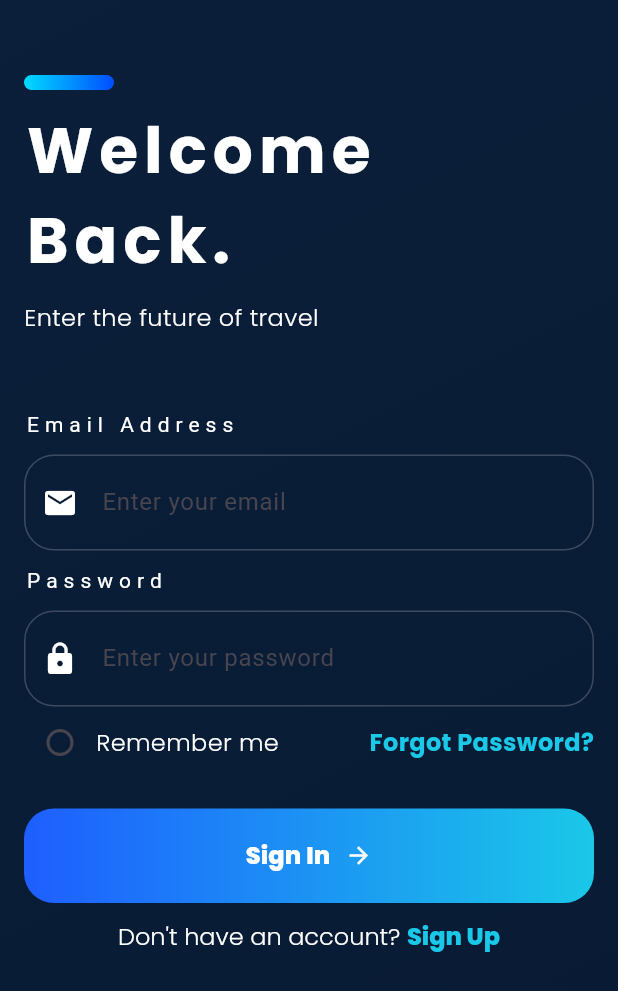
After one commit to AfraimElkesEleia/Transportation-App-Graduation-Project, a Flutter app: the LoginScreen screen opened by its route, on a phone screen of 412 x 824 dp. The commit adds this screen. Shown: the top 991 px of the screen. Run offline on Flutter 3.47's test engine with Material 3 defaults, Android fonts, the phone set to English and light mode, and no system bars; our stand-ins replace device_preview, expandable_page_view, font_awesome_flutter, google_fonts.

Commit message:
login screen as ui

```diff
--- a/lib/core/routing/app_router.dart
+++ b/lib/core/routing/app_router.dart
@@ -1,6 +1,7 @@
 import 'package:flutter/material.dart';
 import 'package:transportation_app/core/routing/routes.dart';
 import 'package:transportation_app/features/custom_nav_bar/custom_nav_bar.dart';
+import 'package:transportation_app/features/login/presentation/screens/login_screen.dart';
 import 'package:transportation_app/features/my_tickets/presentation/views/screen/market_place.dart';
 import 'package:transportation_app/features/my_tickets/presentation/views/screen/resell_tickets.dart';
 import 'package:transportation_app/features/onboarding/presentation/views/onboarding_screen.dart';
@@ -16,6 +17,8 @@ class AppRouter {
         return MaterialPageRoute(builder: (_) => MarketplaceScreen());
       case AppRoutes.resellTicketsScreen:
         return MaterialPageRoute(builder: (_) => ResellTicketsScreen());
+      case AppRoutes.loginScreen:
+        return MaterialPageRoute(builder: (_)=> LoginScreen());
       default:
         return null;
     }
--- a/lib/core/routing/routes.dart
+++ b/lib/core/routing/routes.dart
@@ -3,4 +3,5 @@ abstract class AppRoutes {
   static const homeScreen = '/home_screen';
   static const marketPlaceScreen = '/market_place_screen';
   static const resellTicketsScreen = '/resell_tickets_screen';
+  static const loginScreen = '/login_screen';
 }
--- /dev/null
+++ b/lib/features/login/presentation/screens/login_screen.dart
@@ -0,0 +1,246 @@
+import 'package:flutter/material.dart';
+import 'package:google_fonts/google_fonts.dart';
+import 'package:transportation_app/core/helper/extensions.dart';
+import 'package:transportation_app/core/helper/spacing.dart';
+import 'package:transportation_app/core/routing/routes.dart';
+
+class LoginScreen extends StatelessWidget {
+  const LoginScreen({super.key});
+
+  @override
+  Widget build(BuildContext context) {
+    return Scaffold(
+      body: Container(
+        height: double.infinity,
+        width: double.infinity,
+        padding: EdgeInsets.symmetric(horizontal: 16),
+        decoration: BoxDecoration(
+          gradient: LinearGradient(
+            begin: Alignment.topLeft,
+            end: Alignment.bottomRight,
+            colors: [const Color(0xff0B1F3A), const Color(0xff081A33)],
+          ),
+        ),
+        child: SingleChildScrollView(
+          child: Column(
+            mainAxisSize: MainAxisSize.max,
+            crossAxisAlignment: CrossAxisAlignment.start,
+            children: [
+              SizedBox(height: 50),
+              Container(
+                width: 60,
+                height: 10,
+                decoration: BoxDecoration(
+                  borderRadius: BorderRadius.circular(16),
+                  gradient: LinearGradient(
+                    begin: Alignment.centerLeft,
+                    end: Alignment.centerRight,
+                    colors: [const Color(0xff00dbff), const Color(0xff004eff)],
+                  ),
+                ),
+              ),
+              SizedBox(height: 10),
+              Text(
+                'Welcome \nBack.',
+                style: TextStyle(
+                  color: Colors.white,
+                  fontSize: 42,
+                  letterSpacing: 4,
+                  fontWeight: FontWeight.bold,
+                  fontFamily: GoogleFonts.poppins().fontFamily,
+                ),
+              ),
+              SizedBox(height: 10),
+              Text(
+                'Enter the future of travel',
+                style: TextStyle(
+                  color: Colors.white,
+                  fontSize: 16,
+                  fontWeight: FontWeight.w300,
+                  fontFamily: GoogleFonts.poppins().fontFamily,
+                ),
+              ),
+              SizedBox(height: 50),
+              Form(
+                child: Column(
+                  crossAxisAlignment: CrossAxisAlignment.start,
+                  children: [
+                    Text(
+                      "Email Address",
+                      style: TextStyle(color: Colors.white, letterSpacing: 4),
+                    ),
+                    verticalSpace(space: 10),
+                    TextFormField(
+                      decoration: InputDecoration(
+                        contentPadding: EdgeInsets.all(20),
+                        hintText: "Enter your email",
+                        prefixIcon: Icon(Icons.email, color: Colors.white),
+                        border: OutlineInputBorder(
+                          borderSide: BorderSide(
+                            width: 10,
+                            color: Colors.white.withValues(alpha: 0),
+                          ),
+                          borderRadius: BorderRadius.circular(20),
+                        ),
+                        enabledBorder: OutlineInputBorder(
+                          borderSide: BorderSide(
+                            width: 1,
+                            color: Colors.white.withValues(alpha: 0.2),
+                          ),
+                          borderRadius: BorderRadius.circular(20),
+                        ),
+                        focusedBorder: OutlineInputBorder(
+                          borderSide: BorderSide(
+                            width: 1,
+                            color: const Color(0xff1AC8E8),
+                          ),
+                          borderRadius: BorderRadius.circular(20),
+                        ),
+                      ),
+                    ),
+                    verticalSpace(space: 10),
+                    Text(
+                      "Password",
+                      style: TextStyle(color: Colors.white, letterSpacing: 4),
+                    ),
+                    verticalSpace(space: 10),
+                    TextFormField(
+                      decoration: InputDecoration(
+                        contentPadding: EdgeInsets.all(20),
+                        hintText: "Enter your password",
+                        prefixIcon: Icon(Icons.lock, color: Colors.white),
+                        border: OutlineInputBorder(
+                          borderSide: BorderSide(
+                            width: 10,
+                            color: Colors.white.withValues(alpha: 0),
+                          ),
+                          borderRadius: BorderRadius.circular(20),
+                        ),
+                        enabledBorder: OutlineInputBorder(
+                          borderSide: BorderSide(
+                            width: 1,
+                            color: Colors.white.withValues(alpha: 0.2),
+                          ),
+                          borderRadius: BorderRadius.circular(20),
+                        ),
+                        focusedBorder: OutlineInputBorder(
+                          borderSide: BorderSide(
+                            width: 1,
+                            color: const Color(0xff1AC8E8),
+                          ),
+                          borderRadius: BorderRadius.circular(20),
+                        ),
+                      ),
+                    ),
+                  ],
+                ),
+              ),
+              Row(
+                children: [
+                  Checkbox(
+                    value: false,
+                    onChanged: (v) {},
+                    shape: RoundedRectangleBorder(
+                      borderRadius: BorderRadius.circular(20),
+                    ),
+                  ),
+                  Text(
+                    "Remember me",
+                    style: TextStyle(
+                      color: Colors.white,
+                      fontSize: 16,
+                      fontWeight: FontWeight.w300,
+                      fontFamily: GoogleFonts.poppins().fontFamily,
+                    ),
+                  ),
+                  Spacer(),
+                  Text(
+                    "Forgot Password?",
+                    style: TextStyle(
+                      color: const Color(0xff1AC8E8),
+                      fontSize: 16,
+                      fontWeight: FontWeight.bold,
+                      fontFamily: GoogleFonts.poppins().fontFamily,
+                    ),
+                  ),
+                ],
+              ),
+              verticalSpace(space: 20),
+              Container(
+                width: double.infinity,
+                decoration: BoxDecoration(
+                  gradient: const LinearGradient(
+                    colors: [Color(0xff1E5EFF), Color(0xff1AC8E8)],
+                  ),
+                  borderRadius: BorderRadius.circular(20),
+                ),
+                child: ElevatedButton(
+                  onPressed: () {
+                    context.pushNamed(AppRoutes.homeScreen);
+                  },
+                  style: ElevatedButton.styleFrom(
+                    backgroundColor: Colors.transparent,
+                    shadowColor: Colors.transparent,
+                    shape: RoundedRectangleBorder(
+                      borderRadius: BorderRadius.circular(20),
+                    ),
+                  ),
+                  child: Row(
+                    mainAxisAlignment: MainAxisAlignment.center,
+                    children: [
+                      Padding(
+                        padding: EdgeInsets.symmetric(vertical: 20),
+                        child: Text(
+                          "Sign In",
+                          style: TextStyle(
+                            color: Colors.white,
+                            fontSize: 16,
+                            fontWeight: FontWeight.w800,
+                            fontFamily: GoogleFonts.poppins().fontFamily,
+                          ),
+                        ),
+                      ),
+                      horizontalSpace(space: 10),
+                      Transform.flip(
+                        flipX: true,
+                        child: Icon(Icons.arrow_back, color: Colors.white),
+                      ),
+                    ],
+                  ),
+                ),
+              ),
+
+              verticalSpace(space: 10),
+              Center(
+                child: RichText(
+                  text: TextSpan(
+                    children: [
+                      TextSpan(
+                        text: "Don't have an account? ",
+                        style: TextStyle(
+                          color: Colors.white,
+                          fontSize: 16,
+                          fontWeight: FontWeight.w300,
+                          fontFamily: GoogleFonts.poppins().fontFamily,
+                        ),
+                      ),
+                      TextSpan(
+                        text: "Sign Up",
+                        style: TextStyle(
+                          color: const Color(0xff1AC8E8),
+                          fontSize: 16,
+                          fontWeight: FontWeight.w800,
+                          fontFamily: GoogleFonts.poppins().fontFamily,
+                        ),
+                      ),
+                    ],
+                  ),
+                ),
+              ),
+            ],
+          ),
+        ),
+      ),
+    );
+  }
+}
--- a/lib/features/onboarding/presentation/views/onboarding_screen.dart
+++ b/lib/features/onboarding/presentation/views/onboarding_screen.dart
@@ -65,7 +65,7 @@ class _OnboardingScreenState extends State<OnboardingScreen> {
                 isLastPage: index == 2,
                 onPressed: () {
                   if (index == 2) {
-                    context.pushReplacementNamed(AppRoutes.homeScreen);
+                    context.pushReplacementNamed(AppRoutes.loginScreen);
                   } else {
                     _pageController.animateToPage(
                       index + 1,
--- a/pubspec.yaml
+++ b/pubspec.yaml
@@ -37,6 +37,7 @@ dependencies:
   expandable_page_view: ^1.0.17
   font_awesome_flutter: ^10.10.0
   device_preview: ^1.3.1
+  google_fonts: ^8.0.2
 
 dev_dependencies:
   flutter_test:
```
Also changed, not shown: 1 other file.
